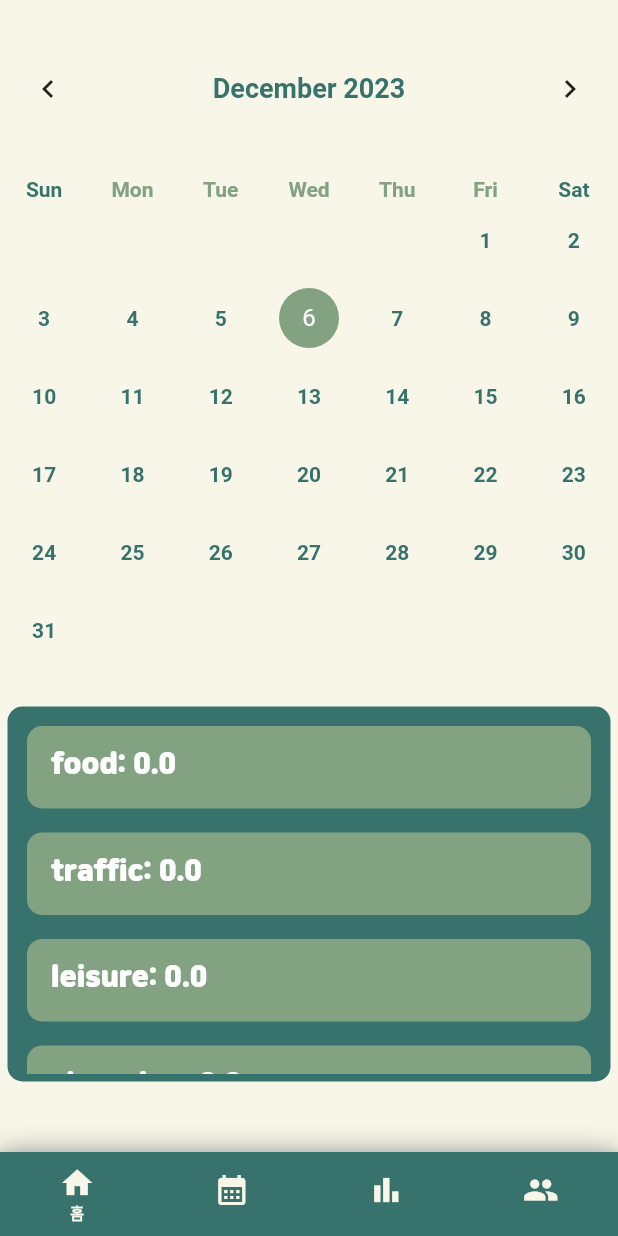
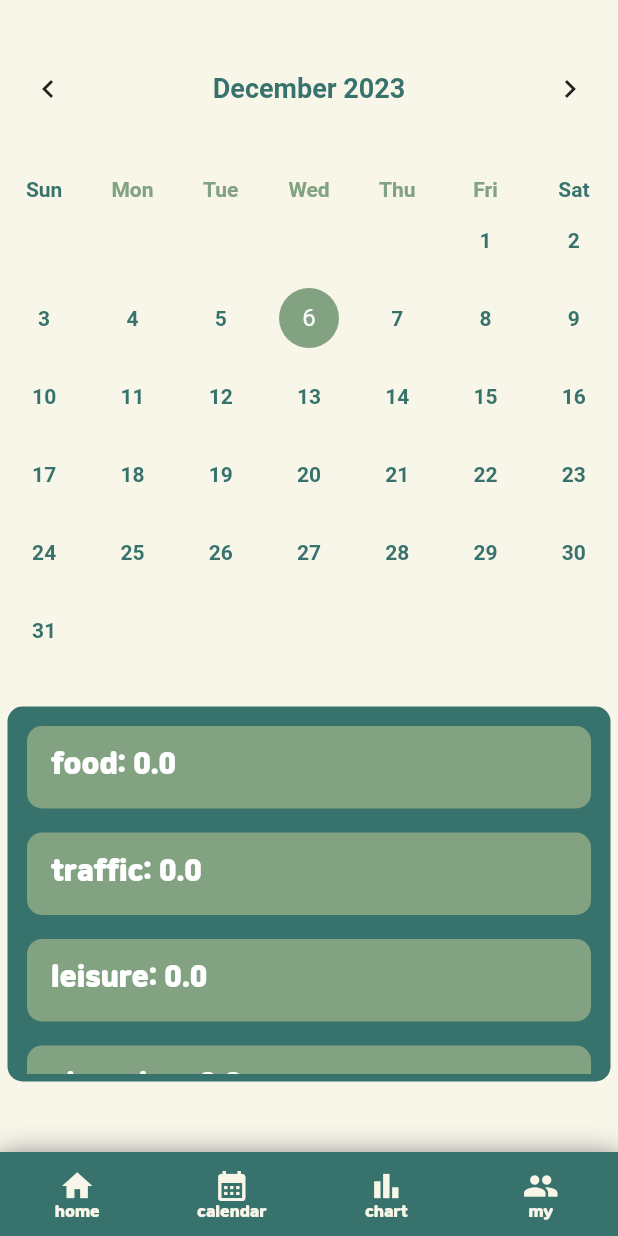
Before and after one commit to sinsohi/Freecode1, a Flutter app: the screen it shows once a user with an empty profile is signed in, item 2 of the bottom bar chosen, on a phone screen of 412 x 824 dp. Run offline on Flutter 3.47's test engine with Material 2 defaults, Android fonts, the phone set to English and light mode, and no system bars; drawn by our look-alikes of table_calendar; our stand-ins replace carousel_slider, firebase_auth, firebase_core, firebase_database, pie_chart; missing offline and left inert: unique_simple_bar_chart; accounts and stored records are empty.

Commit message:
네비게이션바  수정

```diff
--- a/flutter_application_1/lib/calendarPage.dart
+++ b/flutter_application_1/lib/calendarPage.dart
@@ -98,28 +98,26 @@ class _calendarPageState extends State<calendarPage> {
           type: BottomNavigationBarType.fixed,
           selectedItemColor: Color.fromRGBO(248, 246, 232, 1),
           unselectedItemColor: Color.fromRGBO(248, 246, 232, 1),
-          selectedLabelStyle:
-              TextStyle(fontSize: 10, fontWeight: FontWeight.bold),
-          unselectedLabelStyle:
-              TextStyle(fontSize: 10, fontWeight: FontWeight.bold),
-          showSelectedLabels: true,
-          showUnselectedLabels: false,
+          selectedLabelStyle: TextStyle(
+              fontFamily: 'JAL', fontSize: 10, fontWeight: FontWeight.w100),
+          unselectedLabelStyle: TextStyle(
+              fontFamily: 'JAL', fontSize: 10, fontWeight: FontWeight.w100),
           items: const <BottomNavigationBarItem>[
             BottomNavigationBarItem(
               icon: Icon(Icons.home),
-              label: '홈',
+              label: 'home',
             ),
             BottomNavigationBarItem(
               icon: Icon(Icons.calendar_month),
-              label: '캘린더',
+              label: 'calendar',
             ),
             BottomNavigationBarItem(
               icon: Icon(Icons.bar_chart_sharp),
-              label: '통계자료',
+              label: 'chart',
             ),
             BottomNavigationBarItem(
               icon: Icon(Icons.people),
-              label: '마이페이지',
+              label: 'my',
             ),
           ],
           onTap: (int index) {
@@ -129,8 +127,8 @@ class _calendarPageState extends State<calendarPage> {
                   context,
                   MaterialPageRoute(builder: (context) => HomePage()),
                 );
-// 홈 페이지로 이동
                 break;
+
               case 1:
                 // 캘린더 페이지로 이동
                 Navigator.push(
```
